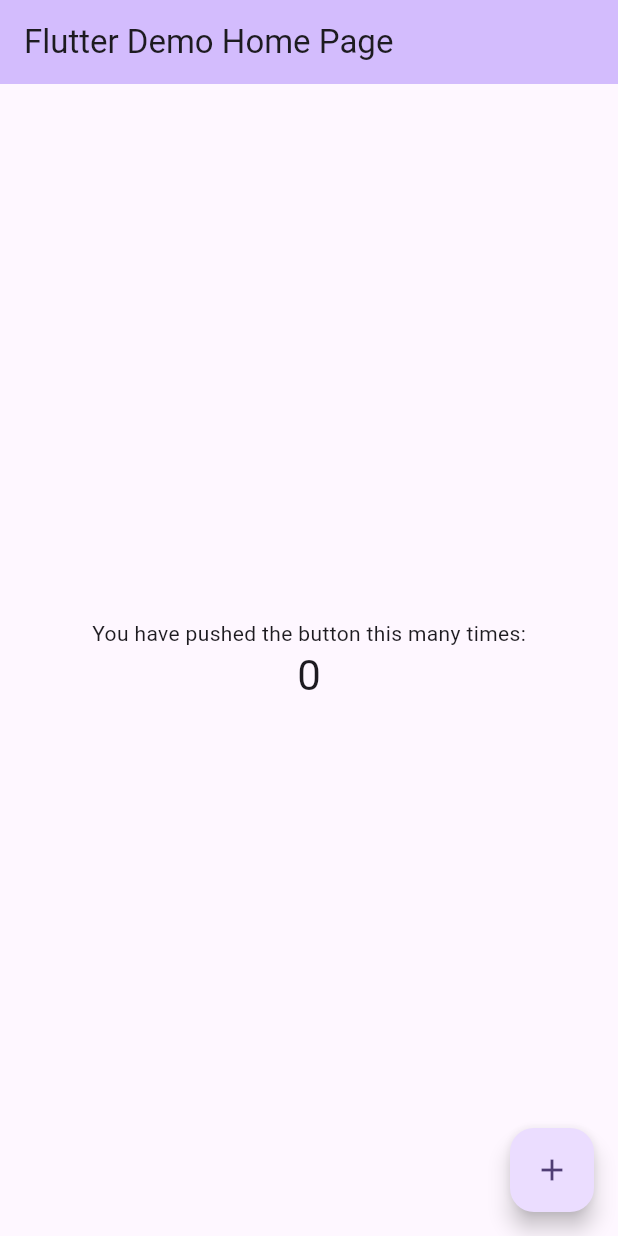
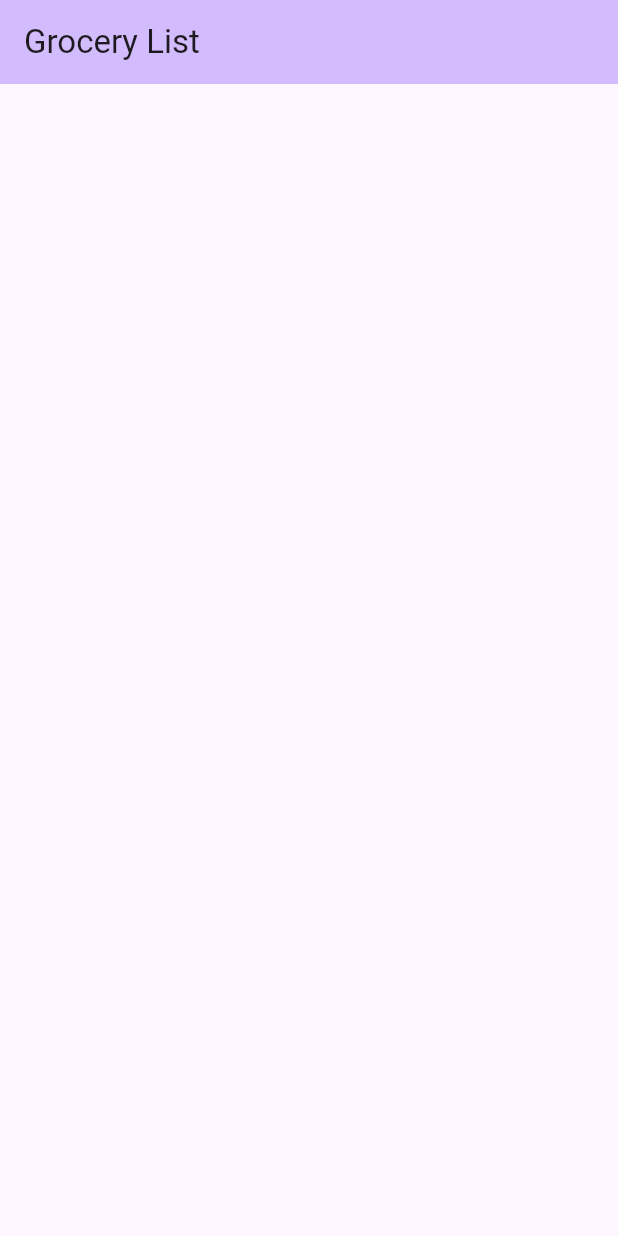
Before and after one commit to StoilTomanov/grocery-list, a Flutter app: the screen it shows after launch, on a phone screen of 412 x 824 dp. Run offline on Flutter 3.47's test engine with Material 3 defaults, Android fonts, the phone set to English and light mode, and no system bars.

Commit message:
clear app and add icons

```diff
--- a/app/lib/main.dart
+++ b/app/lib/main.dart
@@ -4,49 +4,29 @@ void main() {
   runApp(const MyApp());
 }
 
-class MyApp extends StatelessWidget {
+class MyApp extends StatefulWidget {
   const MyApp({super.key});
 
+  @override
+  State<MyApp> createState() => _MyAppState();
+}
+
+class _MyAppState extends State<MyApp> {
   // This widget is the root of your application.
   @override
   Widget build(BuildContext context) {
     return MaterialApp(
-      title: 'Flutter Demo',
+      title: 'Grocery List',
       theme: ThemeData(
-        // This is the theme of your application.
-        //
-        // TRY THIS: Try running your application with "flutter run". You'll see
-        // the application has a purple toolbar. Then, without quitting the app,
-        // try changing the seedColor in the colorScheme below to Colors.green
-        // and then invoke "hot reload" (save your changes or press the "hot
-        // reload" button in a Flutter-supported IDE, or press "r" if you used
-        // the command line to start the app).
-        //
-        // Notice that the counter didn't reset back to zero; the application
-        // state is not lost during the reload. To reset the state, use hot
-        // restart instead.
-        //
-        // This works for code too, not just values: Most code changes can be
-        // tested with just a hot reload.
         colorScheme: ColorScheme.fromSeed(seedColor: Colors.deepPurple),
       ),
-      home: const MyHomePage(title: 'Flutter Demo Home Page'),
+      home: const MyHomePage(title: 'Grocery List'),
     );
   }
 }
 
 class MyHomePage extends StatefulWidget {
   const MyHomePage({super.key, required this.title});
-
-  // This widget is the home page of your application. It is stateful, meaning
-  // that it has a State object (defined below) that contains fields that affect
-  // how it looks.
-
-  // This class is the configuration for the state. It holds the values (in this
-  // case the title) provided by the parent (in this case the App widget) and
-  // used by the build method of the State. Fields in a Widget subclass are
-  // always marked "final".
-
   final String title;
 
   @override
@@ -54,18 +34,7 @@ class MyHomePage extends StatefulWidget {
 }
 
 class _MyHomePageState extends State<MyHomePage> {
-  int _counter = 0;
-
-  void _incrementCounter() {
-    setState(() {
-      // This call to setState tells the Flutter framework that something has
-      // changed in this State, which causes it to rerun the build method below
-      // so that the display can reflect the updated values. If we changed
-      // _counter without calling setState(), then the build method would not be
-      // called again, and so nothing would appear to happen.
-      _counter++;
-    });
-  }
+  // logic goes here
 
   @override
   Widget build(BuildContext context) {
@@ -88,35 +57,8 @@ class _MyHomePageState extends State<MyHomePage> {
       body: Center(
         // Center is a layout widget. It takes a single child and positions it
         // in the middle of the parent.
-        child: Column(
-          // Column is also a layout widget. It takes a list of children and
-          // arranges them vertically. By default, it sizes itself to fit its
-          // children horizontally, and tries to be as tall as its parent.
-          //
-          // Column has various properties to control how it sizes itself and
-          // how it positions its children. Here we use mainAxisAlignment to
-          // center the children vertically; the main axis here is the vertical
-          // axis because Columns are vertical (the cross axis would be
-          // horizontal).
-          //
-          // TRY THIS: Invoke "debug painting" (choose the "Toggle Debug Paint"
-          // action in the IDE, or press "p" in the console), to see the
-          // wireframe for each widget.
-          mainAxisAlignment: MainAxisAlignment.center,
-          children: <Widget>[
-            const Text('You have pushed the button this many times:'),
-            Text(
-              '$_counter',
-              style: Theme.of(context).textTheme.headlineMedium,
-            ),
-          ],
-        ),
+        child: Column(mainAxisAlignment: MainAxisAlignment.center),
       ),
-      floatingActionButton: FloatingActionButton(
-        onPressed: _incrementCounter,
-        tooltip: 'Increment',
-        child: const Icon(Icons.add),
-      ), // This trailing comma makes auto-formatting nicer for build methods.
     );
   }
 }
```
Also changed, not shown: app/assets/icons/apples.png (added), app/assets/icons/bread.png (added), app/assets/icons/cheese.png (added), app/assets/icons/cucumbers.png (added), app/assets/icons/eggs.png (added), app/assets/icons/milk.png (added), app/assets/icons/nuts.png (added), app/assets/icons/snack.png (added), app/assets/icons/tomatoes.png (added), app/assets/icons/water.png (added), 1 other file.
